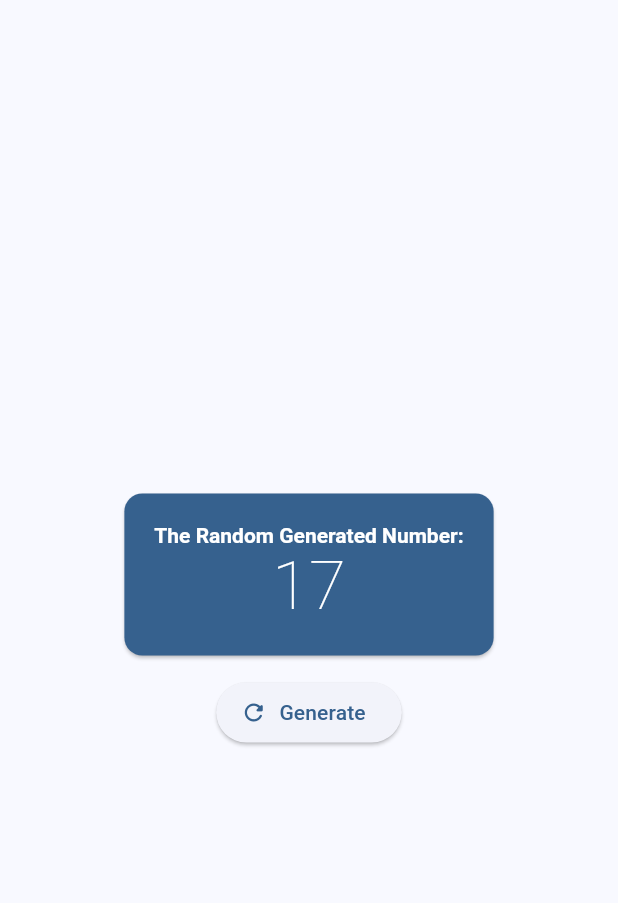
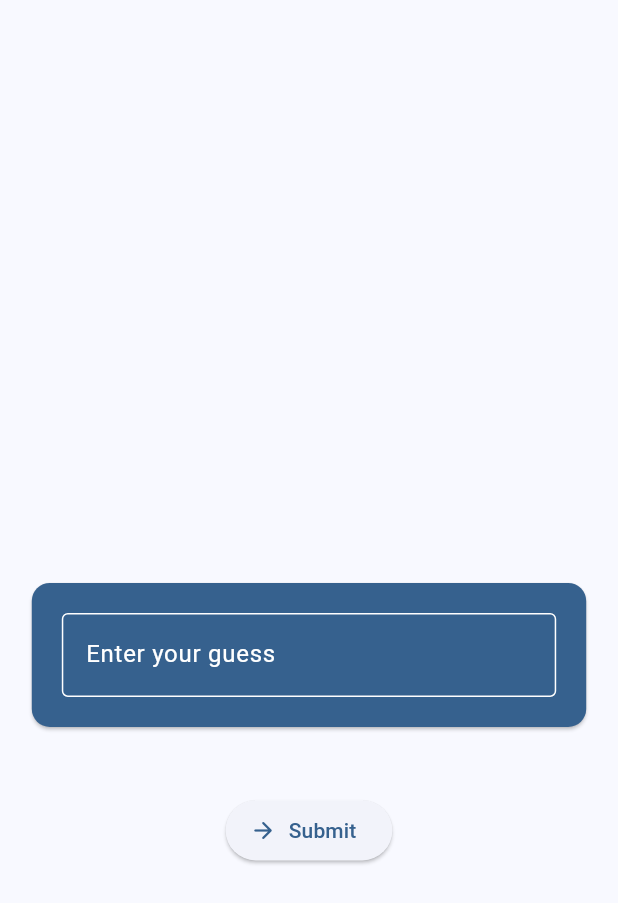
Before and after one commit to asif-munshi/guessing_game, a Flutter app: the screen it shows after launch, on a phone screen of 412 x 824 dp. Shown: the top 903 px of the screen. Run offline on Flutter 3.47's test engine with Material 3 defaults, Android fonts, the light colour scheme and no system bars.

Commit message:
Guess it!

```diff
--- a/lib/main.dart
+++ b/lib/main.dart
@@ -1,5 +1,6 @@
 import 'dart:math';
 import 'package:flutter/material.dart';
+import 'package:flutter/services.dart';
 import 'package:provider/provider.dart';
 
 void main() {
@@ -25,11 +26,28 @@ class MyApp extends StatelessWidget {
   }
 }
 
+class Guess {
+  final int value;
+  final String feedback;
+
+  Guess(this.value, this.feedback);
+}
+
 class MyAppState extends ChangeNotifier {
   int randomNumber = Random().nextInt(99) + 1;
+  List<Guess> guesses = [];
+  GlobalKey<AnimatedListState>? historyListKey;
 
-  void randomNumberGenerator() {
+  void newGame() {
+    guesses.clear();
     randomNumber = Random().nextInt(99) + 1;
+    historyListKey = GlobalKey<AnimatedListState>();
+    notifyListeners();
+  }
+
+  void addGuess(Guess guess) {
+    guesses.insert(0, guess);
+    historyListKey?.currentState?.insertItem(0);
     notifyListeners();
   }
 }
@@ -42,23 +60,120 @@ class MyHomePage extends StatefulWidget {
 }
 
 class _MyHomePageState extends State<MyHomePage> {
+  final _textController = TextEditingController();
+  final _focusNode = FocusNode();
+  String _errorMessage = '';
+  bool _gameWon = false;
+  Key _historyListKey = UniqueKey();
+
+  @override
+  void initState() {
+    super.initState();
+    _textController.addListener(() {
+      if (_errorMessage.isNotEmpty) {
+        setState(() {
+          _errorMessage = '';
+        });
+      }
+    });
+  }
+
+  @override
+  void dispose() {
+    _textController.dispose();
+    _focusNode.dispose();
+    super.dispose();
+  }
+
+  void _submitGuess() {
+    final text = _textController.text.trim();
+    if (text.isEmpty) {
+      setState(() {
+        _errorMessage = 'Please enter a number.';
+      });
+      _focusNode.requestFocus();
+      return;
+    }
+
+    final guessValue = int.tryParse(text);
+    if (guessValue == null || guessValue < 1 || guessValue > 100) {
+      setState(() {
+        _errorMessage = 'Please enter a number between 1 and 100.';
+      });
+      _focusNode.requestFocus();
+      return;
+    }
+
+    final appState = context.read<MyAppState>();
+    String feedback;
+    if (guessValue < appState.randomNumber) {
+      feedback = 'Too low!';
+    } else if (guessValue > appState.randomNumber) {
+      feedback = 'Too high!';
+    } else {
+      feedback = 'You guessed it!';
+      setState(() {
+        _gameWon = true;
+      });
+    }
+
+    appState.addGuess(Guess(guessValue, feedback));
+
+    setState(() {
+      _errorMessage = '';
+      _textController.clear();
+    });
+    _focusNode.requestFocus();
+  }
+
+  void _startNewGame() {
+    final appState = context.read<MyAppState>();
+    appState.newGame();
+    setState(() {
+      _gameWon = false;
+      _historyListKey = UniqueKey();
+    });
+    _focusNode.requestFocus();
+  }
+
   @override
   Widget build(BuildContext context) {
-    var appState = context.watch<MyAppState>();
-    int number = appState.randomNumber;
-
     return Scaffold(
       body: Center(
         child: Column(
           mainAxisAlignment: MainAxisAlignment.center,
           children: <Widget>[
-            BigCard(number: number),
+            Expanded(flex: 3, child: HistoryListView(key: _historyListKey)),
+            SizedBox(height: 15),
+            BigCard(
+              controller: _textController,
+              focusNode: _focusNode,
+              onSubmitted: _gameWon ? null : (_) => _submitGuess(),
+              enabled: !_gameWon,
+            ),
+            Visibility(
+              visible: _errorMessage.isNotEmpty,
+              maintainState: true,
+              maintainAnimation: true,
+              maintainSize: true,
+              child: Padding(
+                padding: const EdgeInsets.only(top: 10.0),
+                child: Text(_errorMessage, style: TextStyle(color: Colors.red)),
+              ),
+            ),
             SizedBox(height: 10),
+            if (_gameWon)
+              ElevatedButton(
+                onPressed: _startNewGame,
+                child: const Text('Play Again'),
+              )
+            else
               ElevatedButton.icon(
-              onPressed: () => appState.randomNumberGenerator(),
-              icon: Icon(Icons.refresh_rounded),
-              label: const Text('Generate'),
+                onPressed: _submitGuess,
+                icon: Icon(Icons.arrow_forward_rounded),
+                label: const Text('Submit'),
               ),
+            Spacer(flex: 2),
           ],
         ),
       ),
@@ -67,16 +182,22 @@ class _MyHomePageState extends State<MyHomePage> {
 }
 
 class BigCard extends StatelessWidget {
-  const BigCard({super.key, required this.number});
+  const BigCard({
+    super.key,
+    required this.controller,
+    required this.focusNode,
+    this.onSubmitted,
+    required this.enabled,
+  });
 
-  final int number;
+  final TextEditingController controller;
+  final FocusNode focusNode;
+  final Function(String)? onSubmitted;
+  final bool enabled;
 
   @override
   Widget build(BuildContext context) {
     var theme = Theme.of(context);
-    var style = theme.textTheme.displayMedium!.copyWith(
-      color: theme.colorScheme.onPrimary,
-    );
 
     return Card(
       color: theme.colorScheme.primary,
@@ -84,21 +205,42 @@ class BigCard extends StatelessWidget {
         padding: const EdgeInsets.all(20),
         child: AnimatedSize(
           duration: Duration(milliseconds: 200),
-          child: MergeSemantics(
           child: Wrap(
+            alignment: WrapAlignment.center,
             children: [
               Column(
+                mainAxisAlignment: MainAxisAlignment.center,
                 children: [
-                    Text(
-                      'The Random Generated Number:',
-                      style: style.copyWith(
-                        fontWeight: FontWeight.bold,
-                        fontSize: kDefaultFontSize,
+                  SizedBox(
+                    width: MediaQuery.of(context).size.width * 0.8,
+                    child: TextField(
+                      controller: controller,
+                      focusNode: focusNode,
+                      onSubmitted: onSubmitted,
+                      enabled: enabled,
+                      decoration: InputDecoration(
+                        border: OutlineInputBorder(),
+                        labelText: 'Enter your guess',
+                        labelStyle: TextStyle(
+                          color: theme.colorScheme.onPrimary,
+                        ),
+                        enabledBorder: OutlineInputBorder(
+                          borderSide: BorderSide(
+                            color: theme.colorScheme.onPrimary,
                           ),
                         ),
-                    Text(
-                      number.toString(),
-                      style: style.copyWith(fontWeight: FontWeight.w200),
+                        focusedBorder: OutlineInputBorder(
+                          borderSide: BorderSide(
+                            color: theme.colorScheme.onPrimary,
+                          ),
+                        ),
+                      ),
+                      style: TextStyle(color: theme.colorScheme.onPrimary),
+                      keyboardType: TextInputType.number,
+                      inputFormatters: <TextInputFormatter>[
+                        FilteringTextInputFormatter.digitsOnly,
+                      ],
+                    ),
                   ),
                 ],
               ),
@@ -106,6 +248,56 @@ class BigCard extends StatelessWidget {
           ),
         ),
       ),
+    );
+  }
+}
+
+class HistoryListView extends StatefulWidget {
+  const HistoryListView({super.key});
+
+  @override
+  State<HistoryListView> createState() => _HistoryListViewState();
+}
+
+class _HistoryListViewState extends State<HistoryListView> {
+  final _key = GlobalKey<AnimatedListState>();
+
+  static const Gradient _maskingGradient = LinearGradient(
+    colors: [Colors.transparent, Colors.black],
+    stops: [0.0, 0.5],
+    begin: Alignment.topCenter,
+    end: Alignment.bottomCenter,
+  );
+
+  @override
+  Widget build(BuildContext context) {
+    final appState = context.watch<MyAppState>();
+    appState.historyListKey = _key;
+
+    return ShaderMask(
+      shaderCallback: (bounds) => _maskingGradient.createShader(bounds),
+      blendMode: BlendMode.dstIn,
+      child: AnimatedList(
+        key: _key,
+        reverse: true,
+        padding: EdgeInsets.only(top: 100),
+        initialItemCount: appState.guesses.length,
+        itemBuilder: (context, index, animation) {
+          final guess = appState.guesses[index];
+          return SizeTransition(
+            sizeFactor: animation,
+            child: Center(
+              child: Row(
+                mainAxisAlignment: MainAxisAlignment.center,
+                children: [
+                  Text('Guess: ${guess.value}'),
+                  SizedBox(width: 10),
+                  Text(guess.feedback),
+                ],
+              ),
+            ),
+          );
+        },
       ),
     );
   }
```
Lines whose indentation alone changed are shown as unchanged.
